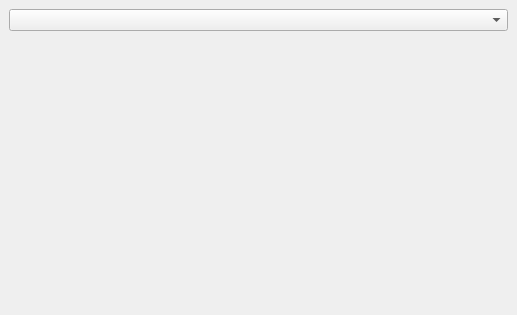
Before: the Qt Designer form dirty/analysis.ui in HaraldHeitmann/Pybi, drawn with Qt 5.
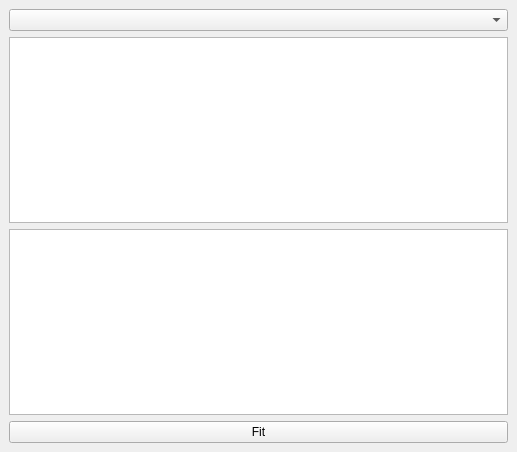
After: the same form once the commit is applied.

Commit message: prepare UI for a simple data analysis window

```diff
--- a/dirty/analysis.ui
+++ b/dirty/analysis.ui
@@ -7,7 +7,7 @@
     <x>0</x>
     <y>0</y>
     <width>517</width>
-    <height>315</height>
+    <height>452</height>
    </rect>
   </property>
   <property name="windowTitle">
@@ -21,8 +21,18 @@
     <item>
      <widget class="QComboBox" name="comboBox"/>
     </item>
-    <item alignment="Qt::AlignHCenter">
-     <widget class="QWidget" name="widget" native="true"/>
+    <item>
+     <widget class="QListWidget" name="optList"/>
+    </item>
+    <item>
+     <widget class="QListWidget" name="featList"/>
+    </item>
+    <item>
+     <widget class="QPushButton" name="fitBtn">
+      <property name="text">
+       <string>Fit</string>
+      </property>
+     </widget>
     </item>
    </layout>
   </widget>
```
Left out of the diff: 2 changed lines with no effect on the pictures. The commit also changes 3 other files.
